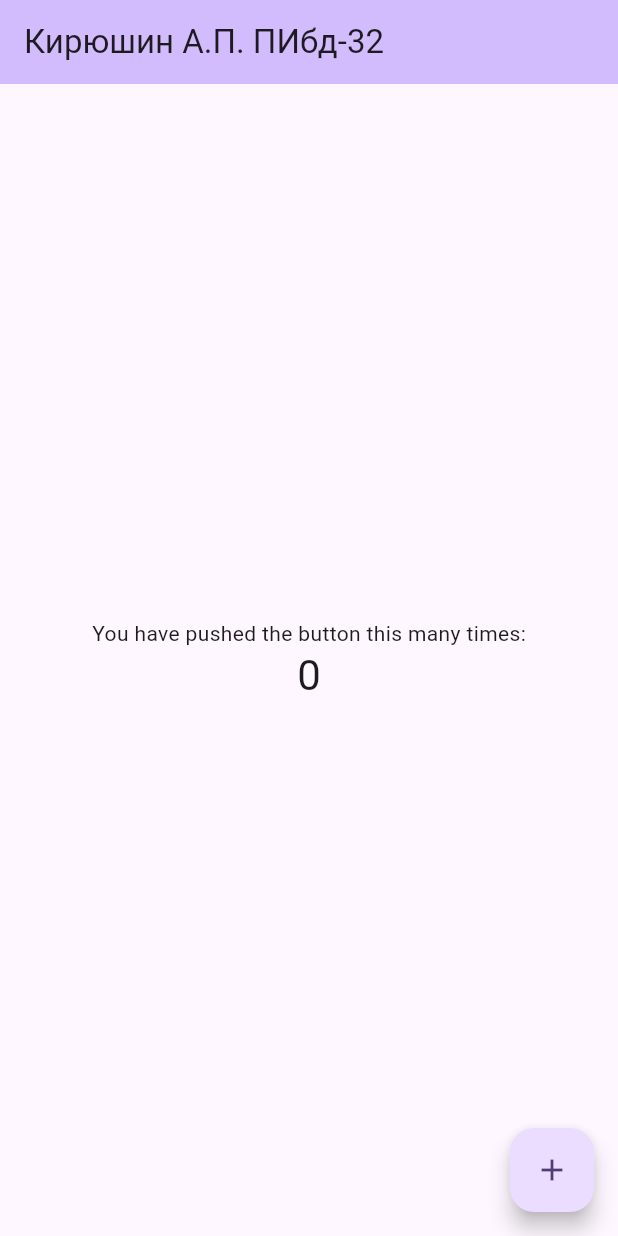
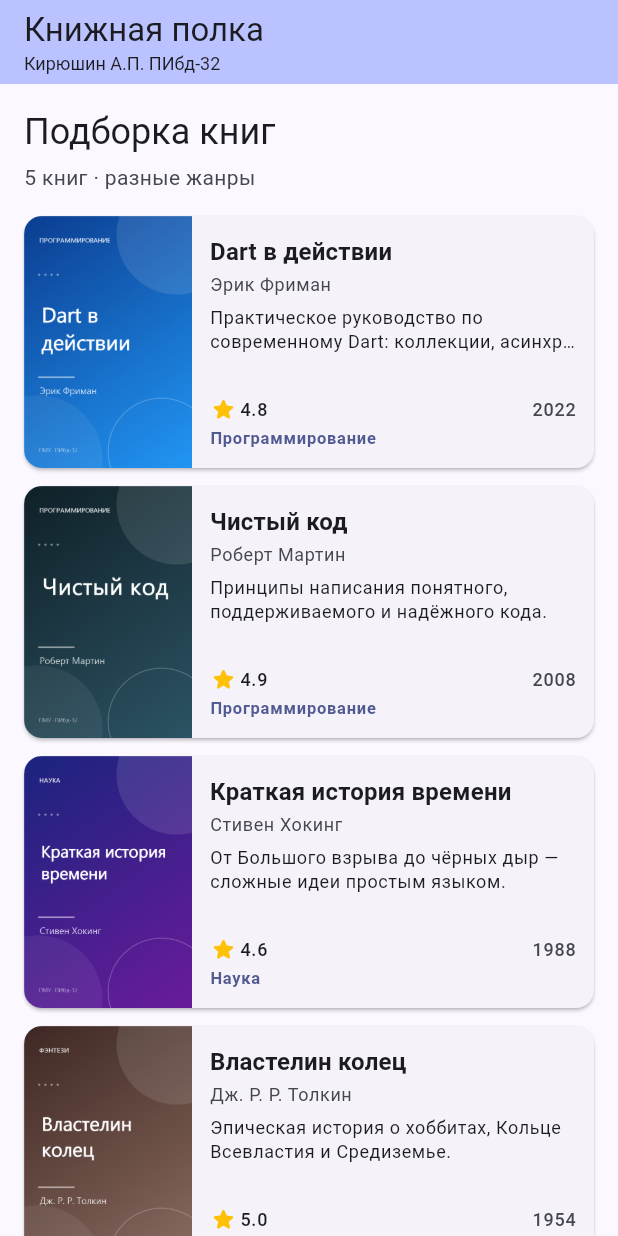
Before and after one commit to Troll1r/PMU, a Flutter app: the screen it shows after launch, on a phone screen of 412 x 824 dp. Run offline on Flutter 3.47's test engine with Material 3 defaults, Android fonts, the phone set to English and light mode, and no system bars.

Commit message:
feat(lab3): add book cards list

```diff
--- /dev/null
+++ b/lib/data/demo_books.dart
@@ -0,0 +1,53 @@
+import '../models/book.dart';
+
+/// Демонстрационная подборка книг для лабораторной работы №3.
+const List<Book> demoBooks = <Book>[
+  Book(
+    title: 'Dart в действии',
+    author: 'Эрик Фриман',
+    year: 2022,
+    genre: 'Программирование',
+    rating: 4.8,
+    coverAsset: 'assets/images/dart_in_action.png',
+    description: 'Практическое руководство по современному Dart: коллекции, асинхронность и тесты.',
+  ),
+  Book(
+    title: 'Чистый код',
+    author: 'Роберт Мартин',
+    year: 2008,
+    genre: 'Программирование',
+    rating: 4.9,
+    coverAsset: 'assets/images/clean_code.png',
+    description:
+        'Принципы написания понятного, поддерживаемого и надёжного кода.',
+  ),
+  Book(
+    title: 'Краткая история времени',
+    author: 'Стивен Хокинг',
+    year: 1988,
+    genre: 'Наука',
+    rating: 4.6,
+    coverAsset: 'assets/images/brief_history_of_time.png',
+    description:
+        'От Большого взрыва до чёрных дыр — сложные идеи простым языком.',
+  ),
+  Book(
+    title: 'Властелин колец',
+    author: 'Дж. Р. Р. Толкин',
+    year: 1954,
+    genre: 'Фэнтези',
+    rating: 5.0,
+    coverAsset: 'assets/images/lotr.png',
+    description:
+        'Эпическая история о хоббитах, Кольце Всевластия и Средиземье.',
+  ),
+  Book(
+    title: 'История России',
+    author: 'А. С. Орлов',
+    year: 2010,
+    genre: 'История',
+    rating: 4.2,
+    coverAsset: 'assets/images/russian_history.png',
+    description: 'Основные события, эпохи и личности отечественной истории.',
+  ),
+];
--- a/lib/main.dart
+++ b/lib/main.dart
@@ -1,122 +1,24 @@
 import 'package:flutter/material.dart';
 
+import 'screens/books_screen.dart';
+
 void main() {
-  runApp(const MyApp());
+  runApp(const PmuApp());
 }
 
-class MyApp extends StatelessWidget {
-  const MyApp({super.key});
+class PmuApp extends StatelessWidget {
+  const PmuApp({super.key});
 
-  // This widget is the root of your application.
   @override
   Widget build(BuildContext context) {
     return MaterialApp(
       title: 'ПМУ — лабораторные работы',
+      debugShowCheckedModeBanner: false,
       theme: ThemeData(
-        // This is the theme of your application.
-        //
-        // TRY THIS: Try running your application with "flutter run". You'll see
-        // the application has a purple toolbar. Then, without quitting the app,
-        // try changing the seedColor in the colorScheme below to Colors.green
-        // and then invoke "hot reload" (save your changes or press the "hot
-        // reload" button in a Flutter-supported IDE, or press "r" if you used
-        // the command line to start the app).
-        //
-        // Notice that the counter didn't reset back to zero; the application
-        // state is not lost during the reload. To reset the state, use hot
-        // restart instead.
-        //
-        // This works for code too, not just values: Most code changes can be
-        // tested with just a hot reload.
-        colorScheme: .fromSeed(seedColor: Colors.deepPurple),
+        colorScheme: ColorScheme.fromSeed(seedColor: Colors.indigo),
+        useMaterial3: true,
       ),
-      home: const MyHomePage(title: 'Кирюшин А.П. ПИбд-32'),
+      home: const BooksScreen(),
     );
   }
 }
-
-class MyHomePage extends StatefulWidget {
-  const MyHomePage({super.key, required this.title});
-
-  // This widget is the home page of your application. It is stateful, meaning
-  // that it has a State object (defined below) that contains fields that affect
-  // how it looks.
-
-  // This class is the configuration for the state. It holds the values (in this
-  // case the title) provided by the parent (in this case the App widget) and
-  // used by the build method of the State. Fields in a Widget subclass are
-  // always marked "final".
-
-  final String title;
-
-  @override
-  State<MyHomePage> createState() => _MyHomePageState();
-}
-
-class _MyHomePageState extends State<MyHomePage> {
-  int _counter = 0;
-
-  void _incrementCounter() {
-    setState(() {
-      // This call to setState tells the Flutter framework that something has
-      // changed in this State, which causes it to rerun the build method below
-      // so that the display can reflect the updated values. If we changed
-      // _counter without calling setState(), then the build method would not be
-      // called again, and so nothing would appear to happen.
-      _counter++;
-    });
-  }
-
-  @override
-  Widget build(BuildContext context) {
-    // This method is rerun every time setState is called, for instance as done
-    // by the _incrementCounter method above.
-    //
-    // The Flutter framework has been optimized to make rerunning build methods
-    // fast, so that you can just rebuild anything that needs updating rather
-    // than having to individually change instances of widgets.
-    return Scaffold(
-      appBar: AppBar(
-        // TRY THIS: Try changing the color here to a specific color (to
-        // Colors.amber, perhaps?) and trigger a hot reload to see the AppBar
-        // change color while the other colors stay the same.
-        backgroundColor: Theme.of(context).colorScheme.inversePrimary,
-        // Here we take the value from the MyHomePage object that was created by
-        // the App.build method, and use it to set our appbar title.
-        title: Text(widget.title),
-      ),
-      body: Center(
-        // Center is a layout widget. It takes a single child and positions it
-        // in the middle of the parent.
-        child: Column(
-          // Column is also a layout widget. It takes a list of children and
-          // arranges them vertically. By default, it sizes itself to fit its
-          // children horizontally, and tries to be as tall as its parent.
-          //
-          // Column has various properties to control how it sizes itself and
-          // how it positions its children. Here we use mainAxisAlignment to
-          // center the children vertically; the main axis here is the vertical
-          // axis because Columns are vertical (the cross axis would be
-          // horizontal).
-          //
-          // TRY THIS: Invoke "debug painting" (choose the "Toggle Debug Paint"
-          // action in the IDE, or press "p" in the console), to see the
-          // wireframe for each widget.
-          mainAxisAlignment: .center,
-          children: [
-            const Text('You have pushed the button this many times:'),
-            Text(
-              '$_counter',
-              style: Theme.of(context).textTheme.headlineMedium,
-            ),
-          ],
-        ),
-      ),
-      floatingActionButton: FloatingActionButton(
-        onPressed: _incrementCounter,
-        tooltip: 'Increment',
-        child: const Icon(Icons.add),
-      ),
-    );
-  }
-}
--- /dev/null
+++ b/lib/models/book.dart
@@ -0,0 +1,20 @@
+/// Книга для отображения в списке карточек.
+class Book {
+  const Book({
+    required this.title,
+    required this.author,
+    required this.year,
+    required this.genre,
+    required this.rating,
+    required this.coverAsset,
+    required this.description,
+  });
+
+  final String title;
+  final String author;
+  final int year;
+  final String genre;
+  final double rating;
+  final String coverAsset;
+  final String description;
+}
--- /dev/null
+++ b/lib/screens/books_screen.dart
@@ -0,0 +1,163 @@
+import 'package:flutter/material.dart';
+
+import '../data/demo_books.dart';
+import '../models/book.dart';
+
+/// Экран со списком карточек книг (лабораторная работа №3).
+class BooksScreen extends StatelessWidget {
+  const BooksScreen({super.key});
+
+  @override
+  Widget build(BuildContext context) {
+    final theme = Theme.of(context);
+
+    return Scaffold(
+      appBar: AppBar(
+        title: const Column(
+          crossAxisAlignment: CrossAxisAlignment.start,
+          mainAxisSize: MainAxisSize.min,
+          children: <Widget>[
+            Text('Книжная полка'),
+            Text(
+              'Кирюшин А.П. ПИбд-32',
+              style: TextStyle(fontSize: 12, fontWeight: FontWeight.w400),
+            ),
+          ],
+        ),
+        backgroundColor: theme.colorScheme.inversePrimary,
+      ),
+      body: Column(
+        crossAxisAlignment: CrossAxisAlignment.start,
+        children: <Widget>[
+          Padding(
+            padding: const EdgeInsets.fromLTRB(16, 16, 16, 8),
+            child: Column(
+              crossAxisAlignment: CrossAxisAlignment.start,
+              children: <Widget>[
+                Text('Подборка книг', style: theme.textTheme.headlineSmall),
+                const SizedBox(height: 4),
+                Text(
+                  '${demoBooks.length} книг · разные жанры',
+                  style: theme.textTheme.bodyMedium?.copyWith(
+                    color: theme.colorScheme.onSurfaceVariant,
+                  ),
+                ),
+              ],
+            ),
+          ),
+          Expanded(
+            child: ListView.separated(
+              padding: const EdgeInsets.fromLTRB(16, 8, 16, 16),
+              itemCount: demoBooks.length,
+              separatorBuilder: (BuildContext context, int index) =>
+                  const SizedBox(height: 12),
+              itemBuilder: (BuildContext context, int index) =>
+                  BookCard(book: demoBooks[index]),
+            ),
+          ),
+        ],
+      ),
+    );
+  }
+}
+
+/// Карточка книги: обложка, текст, рейтинг и жанр.
+class BookCard extends StatelessWidget {
+  const BookCard({super.key, required this.book});
+
+  final Book book;
+
+  @override
+  Widget build(BuildContext context) {
+    final theme = Theme.of(context);
+
+    return Card(
+      margin: EdgeInsets.zero,
+      clipBehavior: Clip.antiAlias,
+      child: SizedBox(
+        height: 168,
+        child: Row(
+          crossAxisAlignment: CrossAxisAlignment.stretch,
+          children: <Widget>[
+            Image.asset(book.coverAsset, width: 112, fit: BoxFit.cover),
+            Expanded(
+              child: Padding(
+                padding: const EdgeInsets.all(12),
+                child: Column(
+                  crossAxisAlignment: CrossAxisAlignment.start,
+                  children: <Widget>[
+                    Text(
+                      book.title,
+                      style: theme.textTheme.titleMedium?.copyWith(
+                        fontWeight: FontWeight.w700,
+                      ),
+                      maxLines: 2,
+                      overflow: TextOverflow.ellipsis,
+                    ),
+                    const SizedBox(height: 2),
+                    Text(
+                      book.author,
+                      style: theme.textTheme.bodySmall?.copyWith(
+                        color: theme.colorScheme.onSurfaceVariant,
+                      ),
+                      maxLines: 1,
+                      overflow: TextOverflow.ellipsis,
+                    ),
+                    const SizedBox(height: 6),
+                    Text(
+                      book.description,
+                      style: theme.textTheme.bodySmall,
+                      maxLines: 2,
+                      overflow: TextOverflow.ellipsis,
+                    ),
+                    const Spacer(),
+                    Row(
+                      children: <Widget>[
+                        _Rating(rating: book.rating),
+                        const Spacer(),
+                        Text(
+                          '${book.year}',
+                          style: theme.textTheme.labelMedium?.copyWith(
+                            color: theme.colorScheme.onSurfaceVariant,
+                          ),
+                        ),
+                      ],
+                    ),
+                    const SizedBox(height: 2),
+                    Text(
+                      book.genre,
+                      style: theme.textTheme.labelSmall?.copyWith(
+                        color: theme.colorScheme.primary,
+                        fontWeight: FontWeight.w600,
+                      ),
+                    ),
+                  ],
+                ),
+              ),
+            ),
+          ],
+        ),
+      ),
+    );
+  }
+}
+
+class _Rating extends StatelessWidget {
+  const _Rating({required this.rating});
+
+  final double rating;
+
+  @override
+  Widget build(BuildContext context) {
+    final theme = Theme.of(context);
+
+    return Row(
+      mainAxisSize: MainAxisSize.min,
+      children: <Widget>[
+        const Icon(Icons.star_rounded, size: 18, color: Colors.amber),
+        const SizedBox(width: 2),
+        Text(rating.toStringAsFixed(1), style: theme.textTheme.labelMedium),
+      ],
+    );
+  }
+}
--- a/pubspec.yaml
+++ b/pubspec.yaml
@@ -57,10 +57,8 @@ flutter:
   # the material Icons class.
   uses-material-design: true
 
-  # To add assets to your application, add an assets section, like this:
-  # assets:
-  #   - images/a_dot_burr.jpeg
-  #   - images/a_dot_ham.jpeg
+  assets:
+    - assets/images/
 
   # An image asset can refer to one or more resolution-specific "variants", see
   # https://flutter.dev/to/resolution-aware-images
```
Also changed, not shown: assets/images/brief_history_of_time.png (added), assets/images/clean_code.png (added), assets/images/dart_in_action.png (added), assets/images/lotr.png (added), assets/images/russian_history.png (added), 2 other files.
